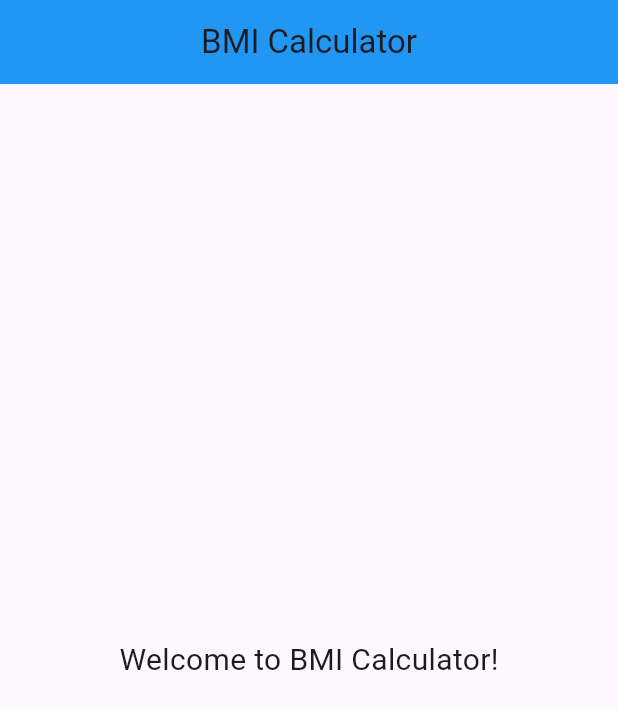
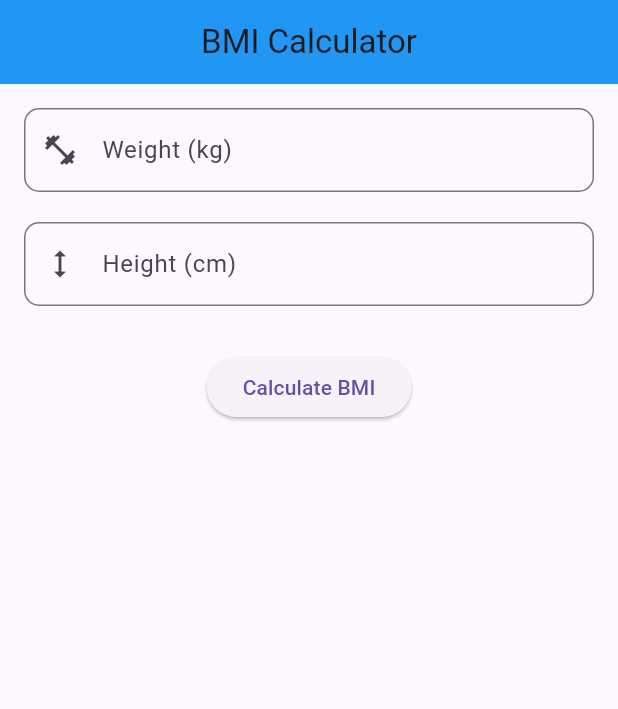
Before and after one commit to jeba234/bmi_calculator, a Flutter app: the screen it shows after launch, on a phone screen of 412 x 824 dp. Shown: the top 709 px of the screen. Run offline on Flutter 3.47's test engine with Material 3 defaults, Android fonts, the phone set to English and light mode, and no system bars.

Commit message:
Step 3: Added weight and height input fields with styling

```diff
--- a/lib/main.dart
+++ b/lib/main.dart
@@ -28,6 +28,10 @@ class HomePage extends StatefulWidget {
 }
 
 class _HomePageState extends State<HomePage> {
+  final TextEditingController weightController = TextEditingController();
+  final TextEditingController heightController = TextEditingController();
+
+
   @override
   Widget build(BuildContext context) {
     return Scaffold(
@@ -36,10 +40,48 @@ class _HomePageState extends State<HomePage> {
         title: const Text('BMI Calculator'),
         centerTitle: true,
       ),
-      body: const Center(
-        child: Text(
-          'Welcome to BMI Calculator!',
-          style: TextStyle(fontSize: 20),
+      body: Padding(
+        padding: const EdgeInsets.all(16.0),
+        child: Column(
+          children: [
+            // Weight for input field
+            TextField(
+              controller: weightController,
+              keyboardType: TextInputType.number,
+              decoration: InputDecoration(
+                labelText: 'Weight (kg)',
+                hintText: 'Enter your weight in kilograms',
+                border: OutlineInputBorder(
+                  borderRadius: BorderRadius.circular(10.0),
+                ),
+                prefixIcon: const Icon(Icons.fitness_center),
+              ),
+            ),
+            const SizedBox(height: 20),
+
+            // Height Input field
+            TextField(
+              controller: heightController,
+              keyboardType: TextInputType.number,
+              decoration: InputDecoration(
+                labelText: 'Height (cm)',
+                hintText: 'Enter your height in centimeters',
+                border: OutlineInputBorder(
+                  borderRadius: BorderRadius.circular(10.0),
+                ),
+                prefixIcon: const Icon(Icons.height),
+              ),
+            ),
+            const SizedBox(height: 30),
+
+            // Calculate Button (placeholder for now)
+            ElevatedButton(
+              onPressed: () {
+                // We'll implement calculation in the next step
+              },
+              child: const Text('Calculate BMI'),
+            ),
+          ],
         ),
       ),
     );
```
